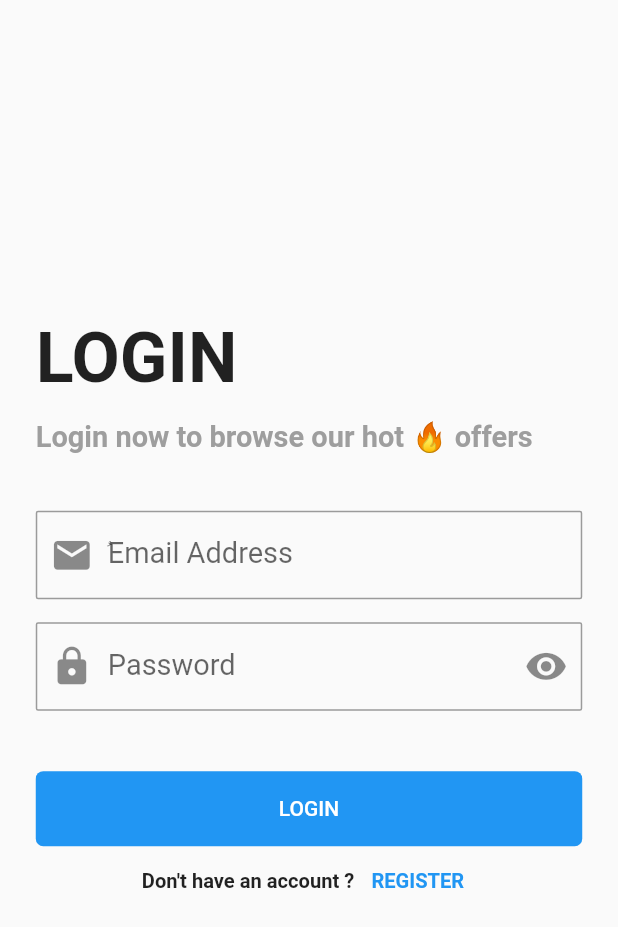
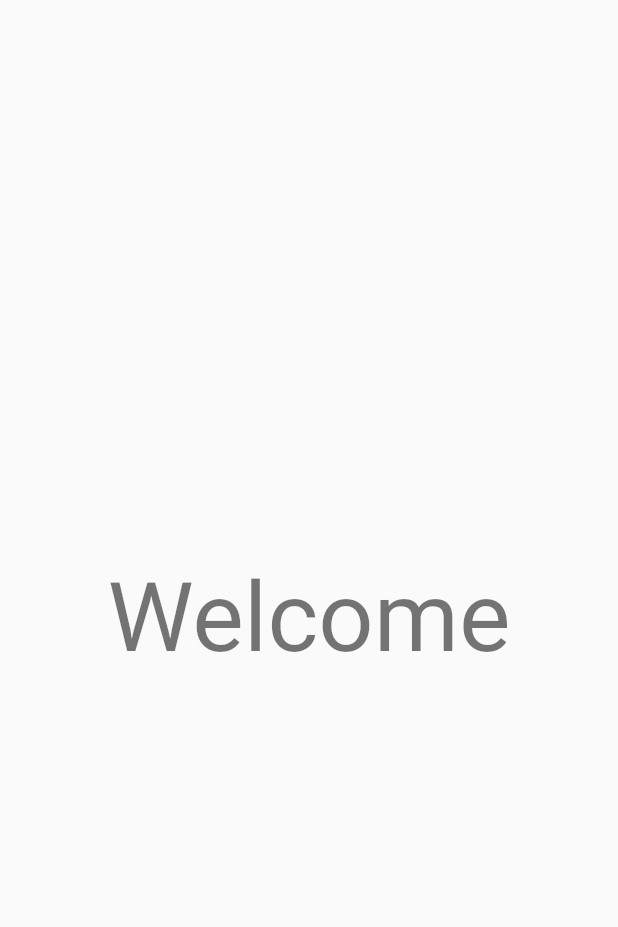
Before and after one commit to amir58/FlutterFireCourse, a Flutter app: the first screen one second after launch, on a phone screen of 412 x 824 dp. Shown: the top 927 px of the screen. Run offline on Flutter 3.47's test engine with Material 2 defaults, Android fonts, the phone set to English and light mode, and no system bars; our stand-ins replace bloc, cloud_firestore, device_preview, firebase_auth, firebase_core, firebase_storage and 7 more; missing offline and left inert: dart:ffi; accounts and stored records are empty.

Commit message:
Save user data Splash screen

```diff
--- /dev/null
+++ b/lib/data/local/my_shared.dart
@@ -0,0 +1,33 @@
+import 'package:flutter/material.dart';
+import 'package:shared_preferences/shared_preferences.dart';
+
+class MyShared {
+  static late SharedPreferences preferences;
+
+   static Future<void> init() async {
+    preferences = await SharedPreferences.getInstance();
+  }
+
+  static void putBoolean({
+    required String key,
+    required bool value,
+  }) async {
+    await preferences.setBool(key, value);
+  }
+
+  static bool getBoolean({required String key}) {
+    return preferences.getBool(key) ?? false;
+  }
+
+  static void putString({
+    required String key,
+    required String value,
+  }) async {
+    await preferences.setString(key, value);
+  }
+
+  static String getString({required String key}) {
+    return preferences.getString(key) ?? "";
+  }
+
+}
--- a/lib/data/models/user.dart
+++ b/lib/data/models/user.dart
@@ -11,9 +11,9 @@ class MyUser {
     required this.profileImageUrl,
   });
 
-  MyUser.fromJson(Map<String, Object> json)
+  MyUser.fromJson(Map<String, dynamic>? json)
       : this(
-          username: json['username']! as String,
+          username: json!['username']! as String,
           email: json['email']! as String,
           phone: json['phone']! as String,
           profileImageUrl: json['profileImageUrl']! as String,
--- a/lib/main.dart
+++ b/lib/main.dart
@@ -5,12 +5,15 @@ import 'package:flutter_bloc/flutter_bloc.dart';
 import 'package:flutterfirecourse/business_logic/cubits/add_post/add_post_cubit.dart';
 import 'package:flutterfirecourse/business_logic/cubits/posts/posts_cubit.dart';
 import 'package:flutterfirecourse/business_logic/cubits/register/register_cubit.dart';
+import 'package:flutterfirecourse/data/local/my_shared.dart';
 import 'package:flutterfirecourse/ui/login_screen.dart';
+import 'package:flutterfirecourse/ui/splash_screen.dart';
 import 'package:responsive_sizer/responsive_sizer.dart';
 import 'business_logic/cubits/login/login_cubit.dart';
 
 void main() async {
   WidgetsFlutterBinding.ensureInitialized();
+  await MyShared.init();
   await Firebase.initializeApp();
 
   runApp(DevicePreview(
@@ -49,7 +52,7 @@ class MyApp extends StatelessWidget {
             primarySwatch: Colors.blue,
           ),
           home: ResponsiveSizer(
-            builder: (p0, p1, p2) => ShopLoginScreen(),
+            builder: (p0, p1, p2) => SplashScreen(),
           ),
         ));
   }
--- a/lib/ui/login_screen.dart
+++ b/lib/ui/login_screen.dart
@@ -11,14 +11,14 @@ import 'package:responsive_sizer/responsive_sizer.dart';
 // BlocConsumer => listener , builder
 // BlocBuilder , BlocListener
 
-class ShopLoginScreen extends StatefulWidget {
-  const ShopLoginScreen({Key? key}) : super(key: key);
+class LoginScreen extends StatefulWidget {
+  const LoginScreen({Key? key}) : super(key: key);
 
   @override
-  _ShopLoginScreenState createState() => _ShopLoginScreenState();
+  _LoginScreenState createState() => _LoginScreenState();
 }
 
-class _ShopLoginScreenState extends State<ShopLoginScreen> {
+class _LoginScreenState extends State<LoginScreen> {
   var emailController = TextEditingController();
 
   var passwordController = TextEditingController();
--- /dev/null
+++ b/lib/ui/splash_screen.dart
@@ -0,0 +1,50 @@
+import 'dart:async';
+
+import 'package:firebase_auth/firebase_auth.dart';
+import 'package:flutter/material.dart';
+import 'package:flutterfirecourse/data/local/my_shared.dart';
+import 'package:flutterfirecourse/ui/home_screen.dart';
+import 'package:flutterfirecourse/ui/login_screen.dart';
+import 'package:responsive_sizer/responsive_sizer.dart';
+
+class SplashScreen extends StatefulWidget {
+  const SplashScreen({Key? key}) : super(key: key);
+
+  @override
+  _SplashScreenState createState() => _SplashScreenState();
+}
+
+class _SplashScreenState extends State<SplashScreen> {
+  @override
+  void initState() {
+    // TODO: implement initState
+    super.initState();
+
+    Timer(const Duration(milliseconds: 1500), () {
+      //  MyShared.getString(key: "username").isEmpty
+      //  FirebaseAuth.instance.signOut();
+      if (FirebaseAuth.instance.currentUser == null) {
+        Navigator.of(context).pushReplacement(MaterialPageRoute(
+            builder: (BuildContext context) => const LoginScreen()));
+      } else {
+        Navigator.of(context).pushReplacement(
+            MaterialPageRoute(builder: (BuildContext context) => HomeScreen()));
+      }
+    });
+  }
+
+  @override
+  Widget build(BuildContext context) {
+    return Scaffold(
+      body: Center(
+        child: Text(
+          "Welcome",
+          style: TextStyle(
+            fontSize: 33.sp,
+            color: Colors.black54,
+          ),
+        ),
+      ),
+    );
+  }
+}
```
Also changed, not shown: lib/business_logic/cubits/login/login_cubit.dart (+31 -3 lines).
